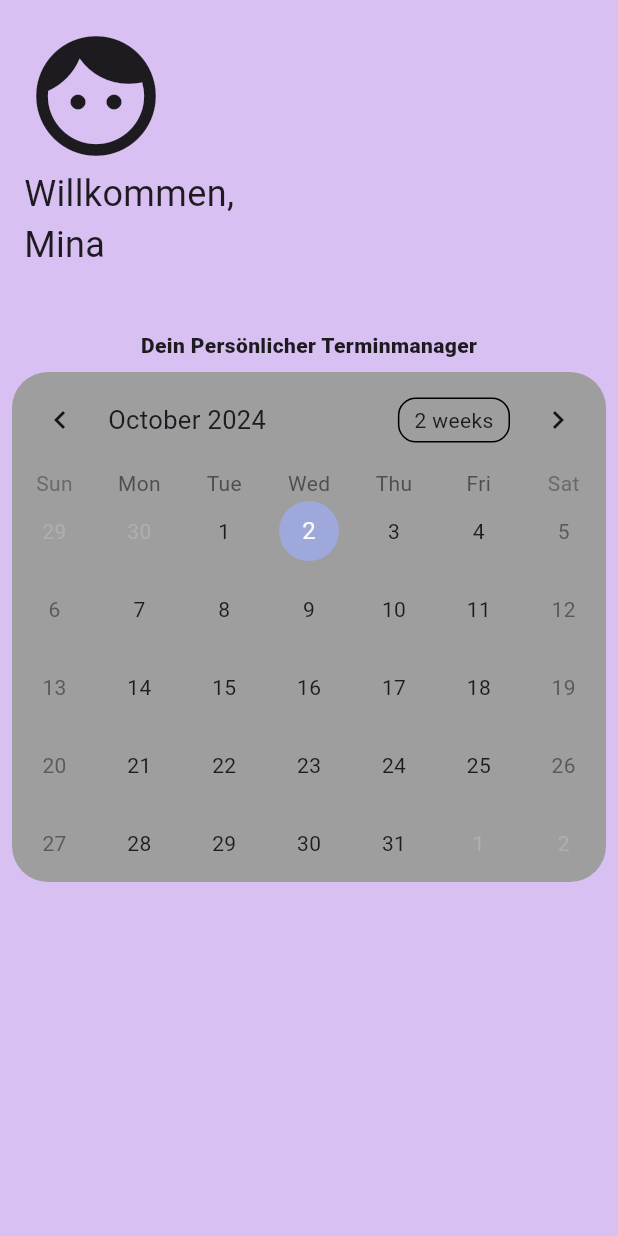
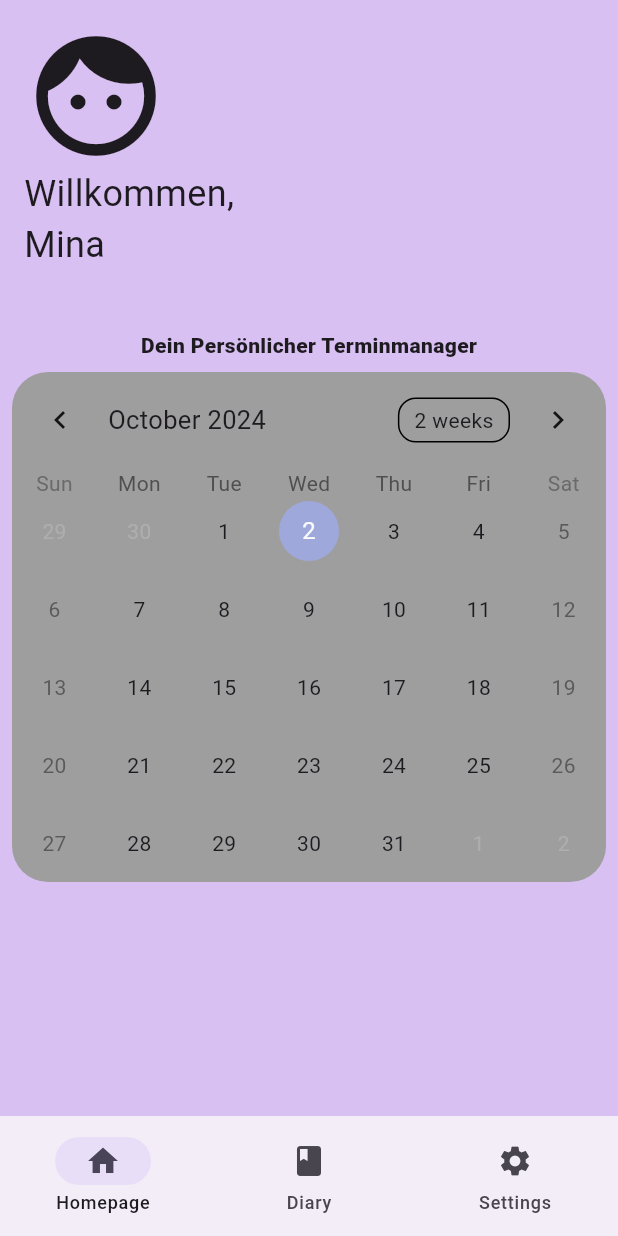
Before and after one commit to Dopa91/learning_app_projekt_uebung, a Flutter app: the HomePage screen opened by its route, on a phone screen of 412 x 824 dp. Run offline on Flutter 3.47's test engine with Material 3 defaults, Android fonts, the phone set to English and light mode, and no system bars; drawn by our look-alikes of table_calendar; statements that could not run were skipped.

Commit message:
NavigatonBar added

```diff
--- a/lib/pages/homepage.dart
+++ b/lib/pages/homepage.dart
@@ -6,9 +6,14 @@ class HomePage extends StatelessWidget {
 
   @override
   Widget build(BuildContext context) {
-    return const Scaffold(
-      backgroundColor: Color.fromARGB(255, 217, 192, 242),
-      body: SafeArea(
+    return Scaffold(
+      bottomNavigationBar: NavigationBar(destinations: const [
+        NavigationDestination(icon: Icon(Icons.home), label: "Homepage"),
+        NavigationDestination(icon: Icon(Icons.book), label: "Diary"),
+        NavigationDestination(icon: Icon(Icons.settings), label: "Settings"),
+      ]),
+      backgroundColor: const Color.fromARGB(255, 217, 192, 242),
+      body: const SafeArea(
         child: Column(
           children: [
             Center(
```
